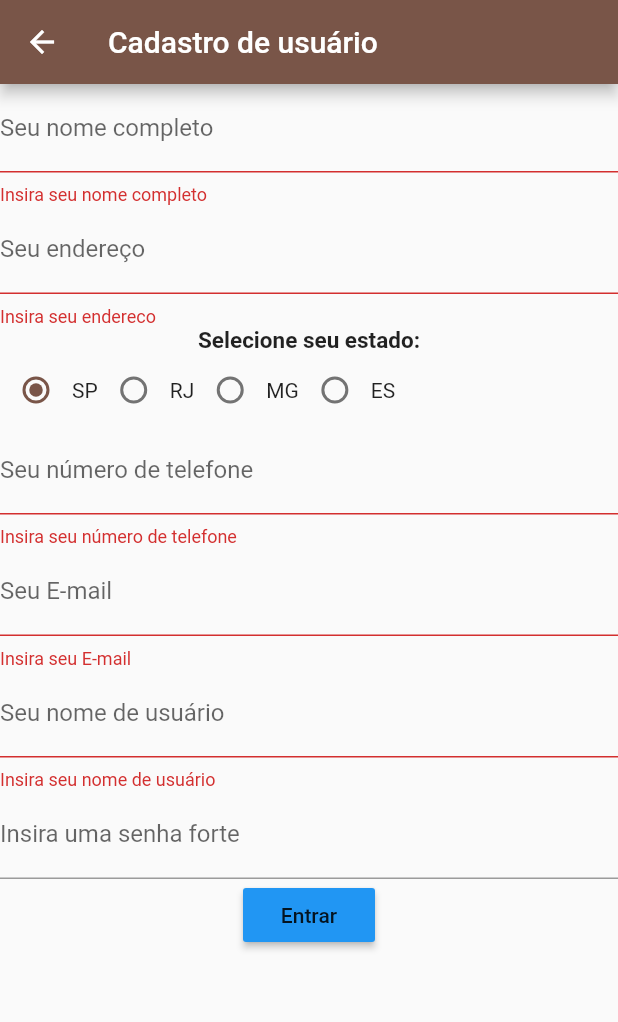
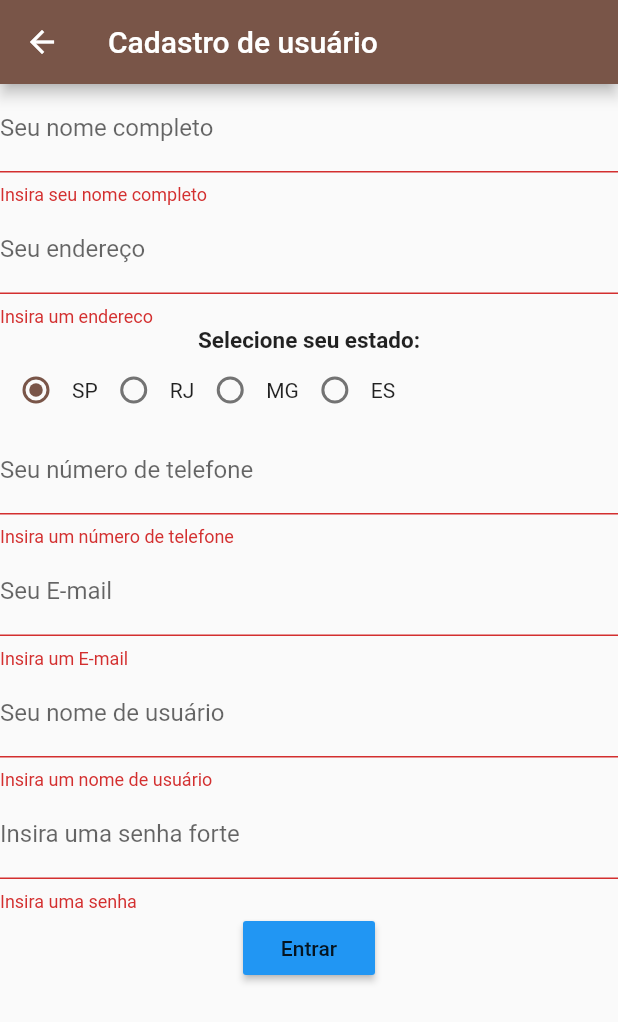
Before and after one commit to ortizfabioh/andes, a Flutter app: the MainRegistry screen opened directly, after a tap on "Entrar", on a phone screen of 412 x 824 dp. Shown: the top 1022 px of the screen. Run offline on Flutter 3.47's test engine with Material 2 defaults, Android fonts, the phone set to English and light mode, and no system bars; our stand-ins replace cloud_firestore, dio, firebase_auth, firebase_core, flutter_bloc, socket_io_client and 1 more; accounts and stored records are empty; network calls fail.

```diff
--- a/lib/data/firebase/firebase_database.dart
+++ b/lib/data/firebase/firebase_database.dart
@@ -37,14 +37,12 @@ class FirebaseRemoteServer {
   }
 
   Future<List<dynamic>>getUserList() async {
-    QuerySnapshot snapshot = await userCollection.doc(uid).collection("my_data").get();
+    QuerySnapshot snapshot = await userCollection.get();
     return _userListFromSnapshot(snapshot);
   }
 
   insertUser(RegistryData user) async {
     await userCollection
-      .doc(uid)
-      .collection("my_data")
       .add({"fullName": user.fullName,
       "address": user.address,
       "state": user.state,
@@ -57,8 +55,6 @@ class FirebaseRemoteServer {
   // STREAM
   Stream get stream {
     return userCollection
-        .doc(uid)
-        .collection("my_data")
       .snapshots()
       .map(_userListFromSnapshot);
   }
--- a/lib/view/screens/registry_main.dart
+++ b/lib/view/screens/registry_main.dart
@@ -56,9 +56,8 @@ class _MainRegistryState extends State<MainRegistry> {
   Widget fullNameTextField() {
     return TextFormField(
       keyboardType: TextInputType.name,
-      validator: (String inValue) {
-        return (inValue.length == 0) ? "Insira seu nome completo" : null;
-      },
+      validator: (String inValue) =>
+        (inValue.length == 0) ? "Insira seu nome completo" : null,
       onSaved: (String inValue) {
         registry.fullName = inValue;
       },
@@ -72,9 +71,8 @@ class _MainRegistryState extends State<MainRegistry> {
   Widget addressTextField() {
     return TextFormField(
       keyboardType: TextInputType.streetAddress,
-      validator: (String inValue) {
-        return (inValue.length == 0) ? "Insira seu endereco" : null;
-      },
+      validator: (String inValue) =>
+        (inValue.length == 0) ? "Insira um endereco" : null,
       onSaved: (String inValue) {
         registry.address = inValue;
       },
@@ -100,9 +98,8 @@ class _MainRegistryState extends State<MainRegistry> {
   Widget phoneTextField() {
     return TextFormField(
       keyboardType: TextInputType.phone,
-      validator: (String inValue) {
-        return (inValue.length == 0) ? "Insira seu número de telefone" : null;
-      },
+      validator: (String inValue)
+        => (inValue.length == 0) ? "Insira um número de telefone" : null,
       onSaved: (String inValue) {
         registry.phone = inValue;
       },
@@ -116,9 +113,8 @@ class _MainRegistryState extends State<MainRegistry> {
   Widget emailTextField() {
     return TextFormField(
       keyboardType: TextInputType.emailAddress,
-      validator: (String inValue) {
-        return (inValue.length == 0) ? "Insira seu E-mail" : null;
-      },
+      validator: (String inValue)
+        => (inValue.length == 0) ? "Insira um E-mail" : null,
       onSaved: (String inValue) {
         registry.email = inValue;
         authData.username = inValue;
@@ -133,9 +129,8 @@ class _MainRegistryState extends State<MainRegistry> {
   Widget usernameTextField() {
     return TextFormField(
       keyboardType: TextInputType.name,
-      validator: (String inValue) {
-        return (inValue.length == 0) ? "Insira seu nome de usuário" : null;
-      },
+      validator: (String inValue)
+        => (inValue.length == 0) ? "Insira um nome de usuário" : null,
       onSaved: (String inValue) {
         registry.username = inValue;
       },
@@ -148,9 +143,8 @@ class _MainRegistryState extends State<MainRegistry> {
   Widget passwordFormField() {
     return TextFormField(
       obscureText: true,
-      validator: (String inValue) {
-        return null;
-      },
+      validator: (String inValue)
+        => (inValue.length == 0) ? "Insira uma senha" : null,
       onSaved: (String inValue) {
         registry.password = inValue;
         authData.password = inValue;
@@ -166,7 +160,7 @@ class _MainRegistryState extends State<MainRegistry> {
       child: Text("Entrar"),
       color: Colors.blue,
       onPressed: () {
-        if (formKey.currentState.validate()) {
+        if(formKey.currentState.validate()) {
           BlocProvider.of<ManageFirebaseBloc>(context).add(SubmitEventUser(user: registry));
           BlocProvider.of<AuthBloc>(context).add(authData);
 
```
Also changed, not shown: lib/view/navigation.dart (+6 -4 lines), lib/view/screens/cart_main.dart (+15 -22 lines), lib/view/screens/login_main.dart (+13 -20 lines), lib/view/screens/products_display.dart (+7 -13 lines), lib/view/wrapper.dart (+4 -3 lines). Lines whose indentation alone changed are shown as unchanged.
